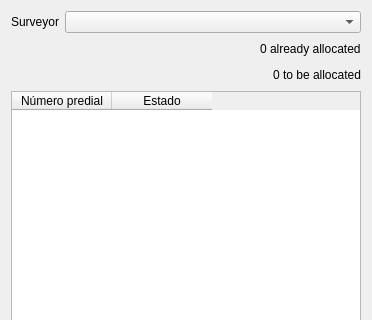
First picture: the form in asistente_ladm_col/ui/field_data_capture/allocate_parcels_to_surveyor_panel_widget.ui, repository SwissTierrasColombia/Asistente-LADM-COL, before the edit; both pictures show x 0 to 372 and y 0 to 320 of the 372 by 625 pixel window.
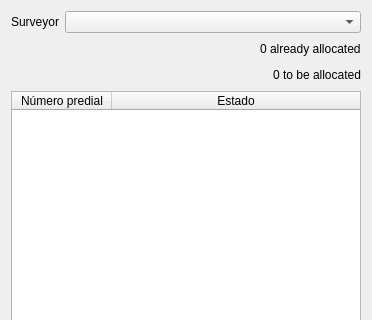
Second picture: the form after the edit. Icons and pictures are not drawn.

Patch:
```diff
--- a/asistente_ladm_col/ui/field_data_capture/allocate_parcels_to_surveyor_panel_widget.ui
+++ b/asistente_ladm_col/ui/field_data_capture/allocate_parcels_to_surveyor_panel_widget.ui
@@ -122,6 +122,9 @@
      <attribute name="horizontalHeaderMinimumSectionSize">
       <number>42</number>
      </attribute>
+     <attribute name="horizontalHeaderStretchLastSection">
+      <bool>true</bool>
+     </attribute>
      <column>
       <property name="text">
        <string>Número predial</string>
```
